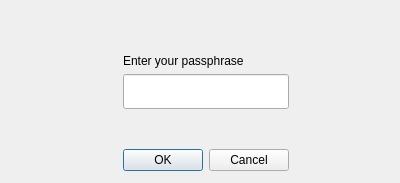
Qt form UI/PasswordPop.ui (adrianhdez929/crw-sweeper) before a commit.
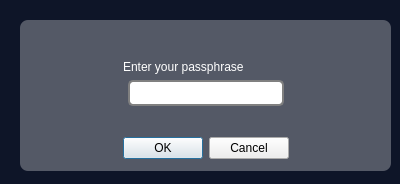
The same form after that commit.

```diff
--- a/UI/PasswordPop.ui
+++ b/UI/PasswordPop.ui
@@ -7,13 +7,18 @@
     <x>0</x>
     <y>0</y>
     <width>400</width>
-    <height>183</height>
+    <height>184</height>
    </rect>
   </property>
   <property name="windowTitle">
    <string>Enter Password</string>
   </property>
-  <widget class="QWidget" name="gridLayoutWidget">
+  <property name="styleSheet">
+   <string notr="true">#Dialog {
+	background: #0e1528;
+}</string>
+  </property>
+  <widget class="QGroupBox" name="gridGroupBox">
    <property name="geometry">
     <rect>
      <x>20</x>
@@ -22,6 +27,12 @@
      <height>151</height>
     </rect>
    </property>
+   <property name="styleSheet">
+    <string notr="true">QGroupBox {
+	background-color: #545966;
+	border-radius: 8px;
+}</string>
+   </property>
    <layout class="QGridLayout" name="gridLayout">
     <item row="2" column="1">
      <widget class="QLineEdit" name="lineEdit">
@@ -31,6 +42,16 @@
         <verstretch>0</verstretch>
        </sizepolicy>
       </property>
+      <property name="styleSheet">
+       <string notr="true">QLineEdit {
+    border: 2px solid gray;
+    border-radius: 5px;
+    padding: 0 5px;
+    background: white;
+    selection-background-color: #545966;
+	margin: 0 5px;
+}</string>
+      </property>
       <property name="echoMode">
        <enum>QLineEdit::Password</enum>
       </property>
@@ -93,6 +114,11 @@
     </item>
     <item row="1" column="1">
      <widget class="QLabel" name="label">
+      <property name="styleSheet">
+       <string notr="true">QLabel {
+	color:white;
+}</string>
+      </property>
       <property name="text">
        <string>Enter your passphrase</string>
       </property>
```
